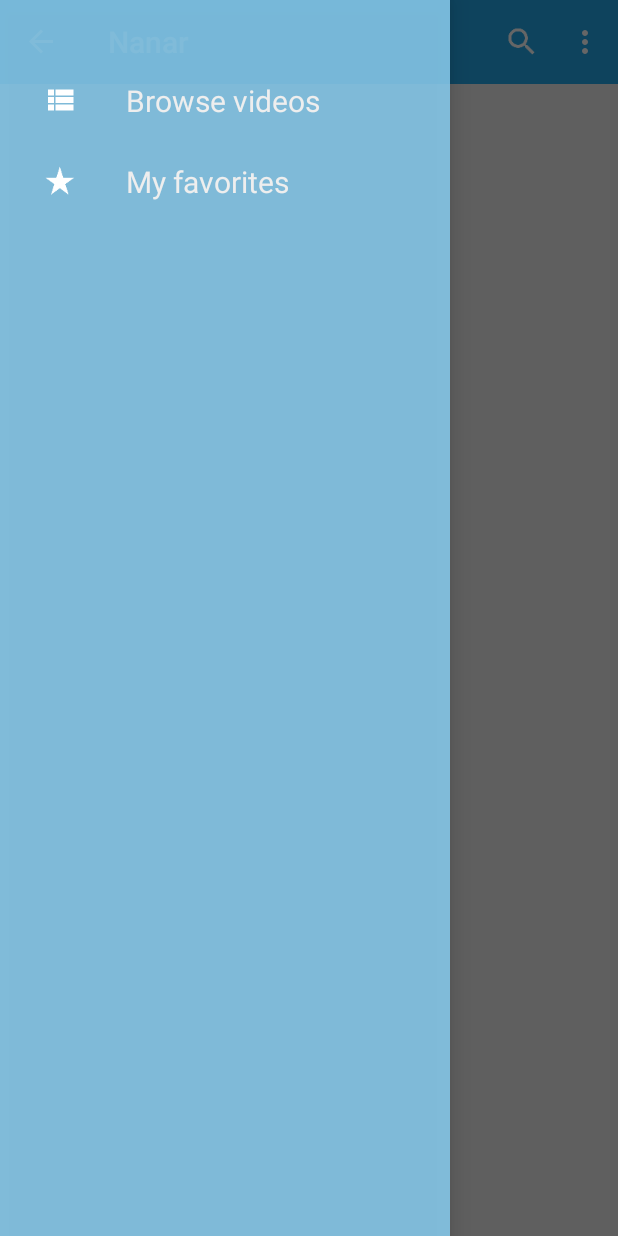
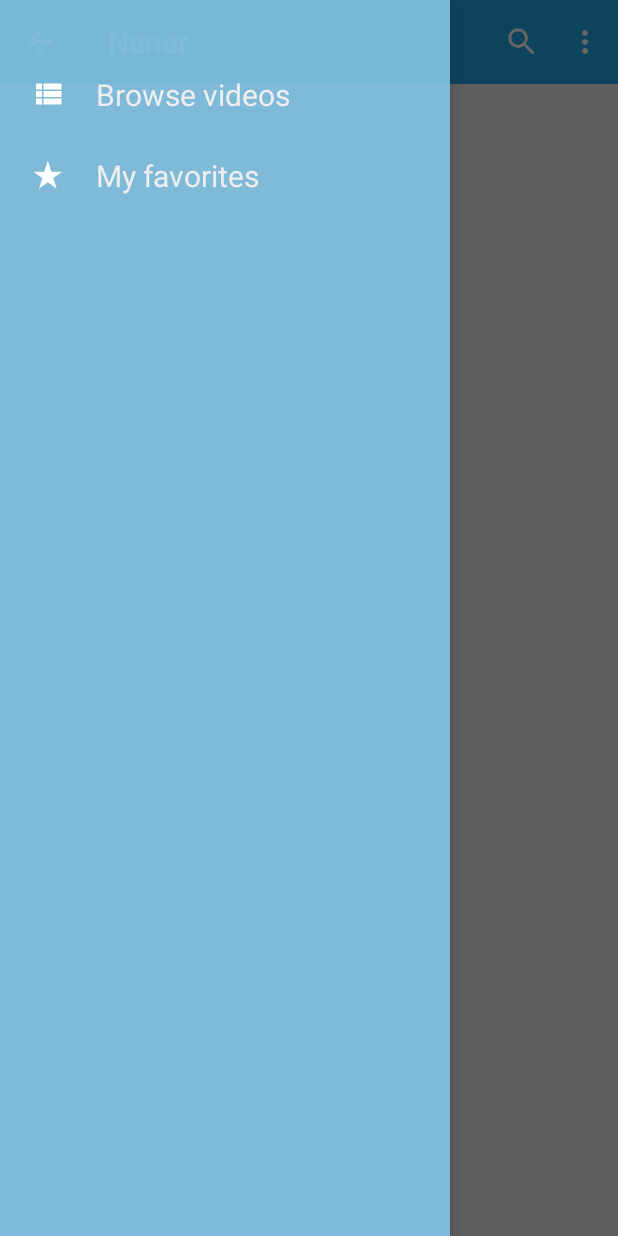
Before and after one commit to guillaume-gouchon/nanar, an Android app: the screen it shows after launch (MainActivity), with the side drawer open, on a phone screen of 412 x 824 dp. Run offline under Robolectric (Android 15) with nearby library versions, the phone set to English and light mode, and no system bars; libraries missing offline, so code that uses them is left out: com.nostra13.universalimageloader; 4 statements that could not run were skipped.

Commit message:
updates design for lollipop

```diff
--- a/Android/app/build.gradle
+++ b/Android/app/build.gradle
@@ -7,8 +7,8 @@ android {
     defaultConfig {
         minSdkVersion 14
         targetSdkVersion 21
-        versionCode 7
-        versionName '2.0.0'
+        versionCode 8
+        versionName '2.0.1'
     }
 
     buildTypes {
--- a/Android/app/src/main/java/com/glevel/nanar/movies/activities/fragments/NavigationDrawerFragment.java
+++ b/Android/app/src/main/java/com/glevel/nanar/movies/activities/fragments/NavigationDrawerFragment.java
@@ -125,7 +125,7 @@ public class NavigationDrawerFragment extends Fragment implements LoaderManager.
     public Loader<Cursor> onCreateLoader(int id, Bundle args) {
         switch (id) {
             case GET_TAGS:
-                return new CursorLoader(getActivity().getApplicationContext(), ContentProvider.URI_TAGS, null, null, null, "RANDOM() LIMIT 10");
+                return new CursorLoader(getActivity().getApplicationContext(), ContentProvider.URI_TAGS, null, null, null, "RANDOM() LIMIT 15");
             default:
                 throw new IllegalStateException("Cannot create Loader with id[" + id + "]");
         }
--- a/Android/app/src/main/res/drawable-v21/bg_video_item.xml
+++ /dev/null
@@ -1,6 +0,0 @@
-<?xml version="1.0" encoding="utf-8"?>
-<ripple
-    android:color="@color/ripple"
-    xmlns:android="http://schemas.android.com/apk/res/android">
-    <item android:drawable="@color/bg_video_item"></item>
-</ripple>
--- a/Android/app/src/main/res/drawable/bg_video_item.xml
+++ b/Android/app/src/main/res/drawable/bg_video_item.xml
@@ -1,7 +1,6 @@
 <?xml version="1.0" encoding="utf-8"?>
 
 <selector xmlns:android="http://schemas.android.com/apk/res/android">
-    <item android:state_hovered="true" android:drawable="@color/bg_video_item_pressed"></item>
-    <item android:state_pressed="true" android:drawable="@color/bg_video_item_pressed"></item>
+    <item android:state_pressed="true" android:drawable="@color/ripple"></item>
     <item android:drawable="@color/bg_video_item"></item>
 </selector>
--- a/Android/app/src/main/res/layout/fragment_navigation_drawer.xml
+++ b/Android/app/src/main/res/layout/fragment_navigation_drawer.xml
@@ -1,8 +1,5 @@
 <android.support.v7.widget.RecyclerView xmlns:android="http://schemas.android.com/apk/res/android"
     android:id="@+id/drawer_list"
-    android:paddingBottom="@dimen/navigation_drawer_header_padding_vertical"
-    android:paddingLeft="@dimen/navigation_drawer_header_padding_left"
-    android:paddingRight="@dimen/navigation_drawer_header_padding_right"
     android:paddingTop="@dimen/navigation_drawer_header_padding_top"
     android:layout_width="match_parent"
     android:layout_height="match_parent" />
--- a/Android/app/src/main/res/layout/fragment_videos_list.xml
+++ b/Android/app/src/main/res/layout/fragment_videos_list.xml
@@ -8,5 +8,6 @@
         android:layout_width="match_parent"
         android:layout_height="wrap_content"
         android:divider="@android:color/transparent"
-        android:dividerHeight="@dimen/video_list_divider_height"></ListView>
+        android:drawSelectorOnTop="true"
+        android:dividerHeight="@dimen/video_list_divider_height" />
 </android.support.v4.widget.SwipeRefreshLayout>
--- a/Android/app/src/main/res/layout/video_item.xml
+++ b/Android/app/src/main/res/layout/video_item.xml
@@ -8,7 +8,8 @@
 
     <ImageView
         android:id="@+id/thumbnail"
-        android:layout_width="200dp"
+        android:layout_width="0dp"
+        android:layout_weight="1"
         android:layout_height="wrap_content"
         android:scaleType="centerInside" />
 
--- a/Android/app/src/main/res/values-hdpi-v21/dimen.xml
+++ b/Android/app/src/main/res/values-hdpi-v21/dimen.xml
@@ -1,6 +1,6 @@
 <?xml version="1.0" encoding="utf-8"?>
 <resources>
 
-    <dimen name="navigation_drawer_header_padding_top">40dp</dimen>
+    <dimen name="navigation_drawer_header_padding_top">36dp</dimen>
 
 </resources>
--- a/Android/app/src/main/res/values-hdpi-v21/styles.xml
+++ b/Android/app/src/main/res/values-hdpi-v21/styles.xml
@@ -1,5 +1,21 @@
 <?xml version="1.0" encoding="utf-8"?>
 <resources>
+    <!-- Base application theme. -->
+    <style name="AppTheme" parent="Theme.AppCompat.Light.DarkActionBar">
+        <item name="android:windowActionBarOverlay">true</item>
+
+        <!-- colorPrimary is used for the default action bar background -->
+        <item name="colorPrimary">@color/primary</item>
+
+        <!-- colorPrimaryDark is used for the status bar -->
+        <item name="colorPrimaryDark">@color/primary_dark</item>
+
+        <!-- colorAccent is used as the default value for colorControlActivated,
+         which is used to tint widgets -->
+        <item name="colorAccent">@color/primary</item>
+        <item name="android:textColorLink">@color/primary</item>
+        <item name="android:navigationBarColor">@color/primary_dark</item>
+    </style>
 
     <style name="MainActivityTheme" parent="Theme.AppCompat.NoActionBar">
         <item name="android:windowActionBarOverlay">true</item>
@@ -17,6 +33,17 @@
 
         <item name="android:windowDrawsSystemBarBackgrounds">true</item>
         <item name="android:statusBarColor">@android:color/transparent</item>
+        <item name="android:navigationBarColor">@color/primary_dark</item>
+    </style>
+
+    <style name="VideoItem">
+        <item name="android:paddingTop">10dp</item>
+        <item name="android:paddingBottom">10dp</item>
+        <item name="android:paddingLeft">3dp</item>
+        <item name="android:paddingRight">3dp</item>
+        <item name="android:gravity">left|center_vertical</item>
+        <item name="android:background">@drawable/bg_video_item</item>
+        <item name="android:stateListAnimator">@anim/button_elevation</item>
     </style>
 
 </resources>
--- a/Android/app/src/main/res/values/colors.xml
+++ b/Android/app/src/main/res/values/colors.xml
@@ -9,5 +9,5 @@
     <color name="primary">#23a9ea</color>
     <color name="primary_dark">#176F99</color>
     <color name="bg_navigation_drawer">#dd88ccee</color>
-    <color name="ripple">#aa23a9ea</color>
+    <color name="ripple">#5523a9ea</color>
 </resources>
--- a/Android/app/src/main/res/values/dimens.xml
+++ b/Android/app/src/main/res/values/dimens.xml
@@ -11,9 +11,9 @@
     <dimen name="navigation_drawer_header_icon_margin">10dp</dimen>
     <dimen name="navigation_drawer_menu_margin_top">8dp</dimen>
     <dimen name="navigation_drawer_item_height">54dp</dimen>
-    <dimen name="navigation_drawer_item_padding_x">16dp</dimen>
+    <dimen name="navigation_drawer_item_padding_x">20dp</dimen>
     <dimen name="navigation_drawer_item_icon_size">24dp</dimen>
-    <dimen name="navigation_drawer_item_icon_margin">32dp</dimen>
+    <dimen name="navigation_drawer_item_icon_margin">20dp</dimen>
     <dimen name="navigation_drawer_divider">2dp</dimen>
 
     <dimen name="tag_border_radius">2dp</dimen>
```
Also changed, not shown: Android/app/src/main/res/values/styles.xml (+5 -2 lines), 1 other file.
